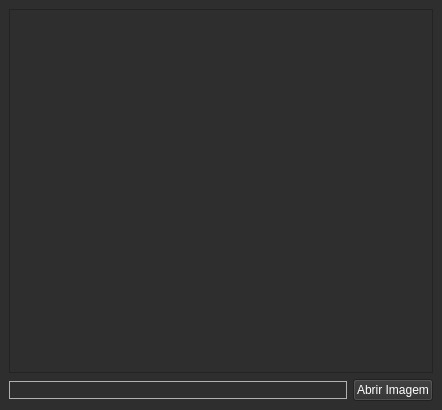
Qt form design.ui (MaraisaFerreira/resize_image) before a commit.
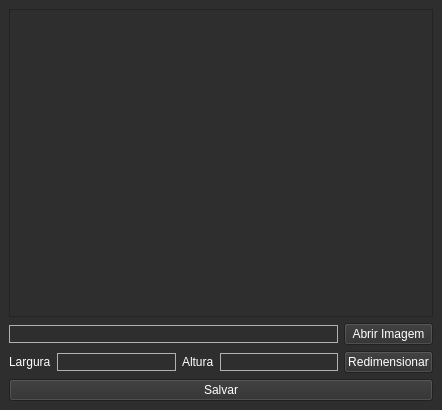
The same form after that commit.

Commit message: add input | btn no QT Designer

Diff of the .ui file:
```diff
--- a/design.ui
+++ b/design.ui
@@ -18,28 +18,46 @@
     <string notr="true">background: #2e2e2e; color: #fff</string>
    </property>
    <layout class="QGridLayout" name="gridLayout">
-    <item row="1" column="0">
-     <widget class="QLineEdit" name="inputFileImg">
-      <property name="styleSheet">
-       <string notr="true">border: 1px solid #b1b1b1;</string>
+    <item row="2" column="4">
+     <widget class="QPushButton" name="btnResize">
+      <property name="text">
+       <string>Redimensionar</string>
       </property>
+     </widget>
+    </item>
+    <item row="2" column="0">
+     <widget class="QLabel" name="label">
       <property name="text">
-       <string/>
+       <string>Largura</string>
       </property>
      </widget>
     </item>
-    <item row="1" column="1">
-     <widget class="QPushButton" name="btnOpenImg">
+    <item row="2" column="1">
+     <widget class="QLineEdit" name="inputWidth">
       <property name="styleSheet">
-       <string notr="true"/>
+       <string notr="true">border: 1px solid #b1b1b1;</string>
       </property>
+     </widget>
+    </item>
+    <item row="2" column="3">
+     <widget class="QLineEdit" name="inputHeight">
+      <property name="styleSheet">
+       <string notr="true">border: 1px solid #b1b1b1;</string>
+      </property>
+     </widget>
+    </item>
+    <item row="2" column="2">
+     <widget class="QLabel" name="label_2">
       <property name="text">
-       <string>Abrir Imagem</string>
+       <string>Altura</string>
       </property>
      </widget>
     </item>
-    <item row="0" column="0" colspan="2">
+    <item row="0" column="0" colspan="5">
      <widget class="QScrollArea" name="scrollArea">
+      <property name="styleSheet">
+       <string notr="true"/>
+      </property>
       <property name="widgetResizable">
        <bool>true</bool>
       </property>
@@ -49,7 +67,7 @@
          <x>0</x>
          <y>0</y>
          <width>422</width>
-         <height>361</height>
+         <height>303</height>
         </rect>
        </property>
        <layout class="QGridLayout" name="gridLayout_2">
@@ -64,6 +82,33 @@
       </widget>
      </widget>
     </item>
+    <item row="1" column="4">
+     <widget class="QPushButton" name="btnOpenImg">
+      <property name="styleSheet">
+       <string notr="true"/>
+      </property>
+      <property name="text">
+       <string>Abrir Imagem</string>
+      </property>
+     </widget>
+    </item>
+    <item row="1" column="0" colspan="4">
+     <widget class="QLineEdit" name="inputFileImg">
+      <property name="styleSheet">
+       <string notr="true">border: 1px solid #b1b1b1;</string>
+      </property>
+      <property name="text">
+       <string/>
+      </property>
+     </widget>
+    </item>
+    <item row="3" column="0" colspan="5">
+     <widget class="QPushButton" name="btnSave">
+      <property name="text">
+       <string>Salvar</string>
+      </property>
+     </widget>
+    </item>
    </layout>
   </widget>
  </widget>
```
The commit also changes 1 other file.
